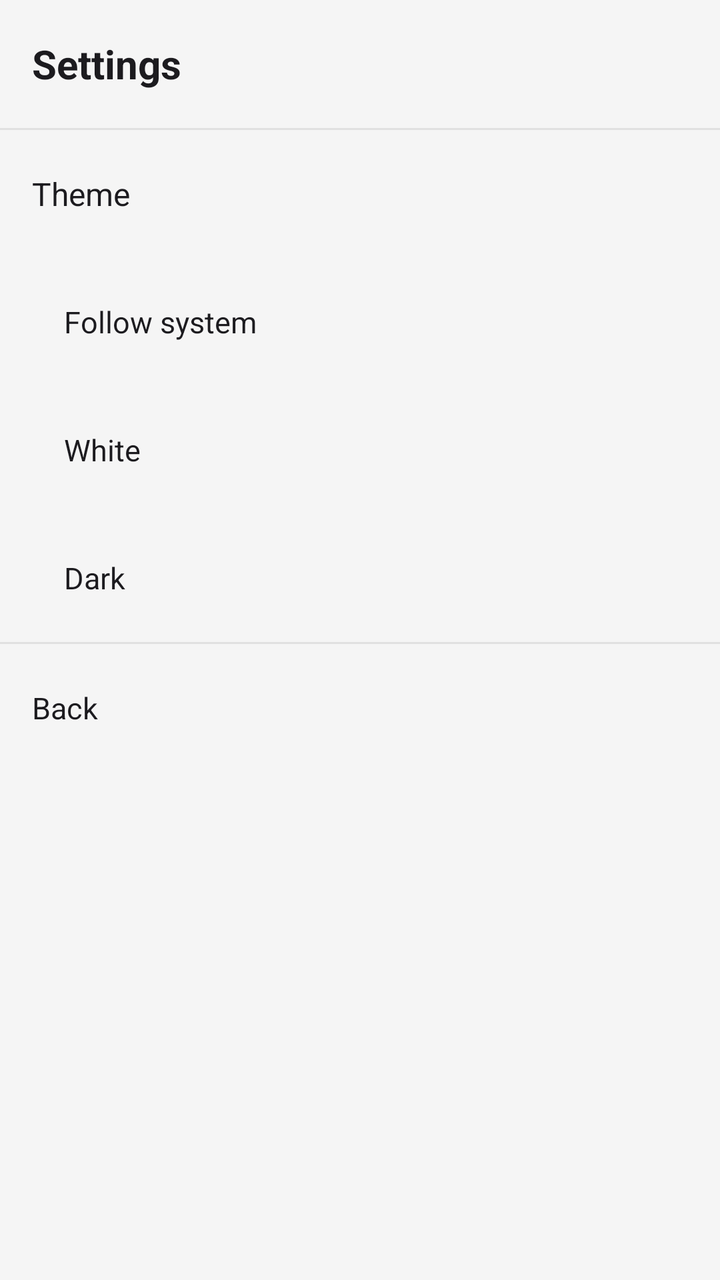
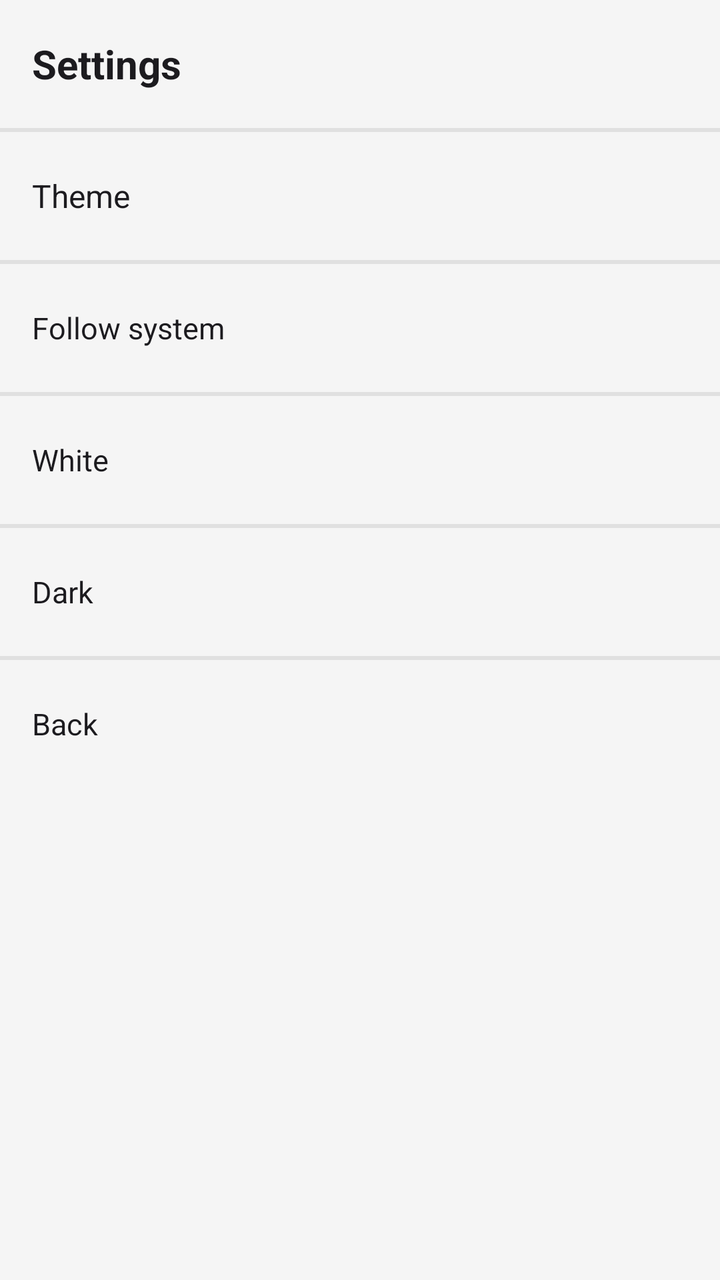

Two renders of the same Android screen: before a commit and after it. Below are the layout's source before the change and the commit's diff.
<!-- AndroidManifest.xml: activity theme Theme.SimpleLauncher -->
<!-- res/layout/activity_settings.xml -->
<?xml version="1.0" encoding="utf-8"?>
<LinearLayout xmlns:android="http://schemas.android.com/apk/res/android"
    android:layout_width="match_parent"
    android:layout_height="match_parent"
    android:background="@color/bg"
    android:orientation="vertical">

    <TextView
        android:layout_width="match_parent"
        android:layout_height="64dp"
        android:gravity="center_vertical"
        android:paddingHorizontal="16dp"
        android:text="Settings"
        android:textColor="@color/text_primary"
        android:textSize="20sp"
        android:textStyle="bold" />

    <View
        android:layout_width="match_parent"
        android:layout_height="1dp"
        android:background="@drawable/divider_horizontal" />

    <TextView
        android:id="@+id/labelTheme"
        android:layout_width="match_parent"
        android:layout_height="64dp"
        android:gravity="center_vertical"
        android:paddingHorizontal="16dp"
        android:text="Theme"
        android:textColor="@color/text_primary"
        android:textSize="16sp" />

    <TextView
        android:id="@+id/optFollowSystem"
        android:layout_width="match_parent"
        android:layout_height="64dp"
        android:background="?android:attr/selectableItemBackground"
        android:gravity="center_vertical"
        android:paddingStart="32dp"
        android:paddingEnd="16dp"
        android:text="Follow system"
        android:textColor="@color/text_primary"
        android:textSize="15sp" />

    <TextView
        android:id="@+id/optWhite"
        android:layout_width="match_parent"
        android:layout_height="64dp"
        android:background="?android:attr/selectableItemBackground"
        android:gravity="center_vertical"
        android:paddingStart="32dp"
        android:paddingEnd="16dp"
        android:text="White"
        android:textColor="@color/text_primary"
        android:textSize="15sp" />

    <TextView
        android:id="@+id/optDark"
        android:layout_width="match_parent"
        android:layout_height="64dp"
        android:background="?android:attr/selectableItemBackground"
        android:gravity="center_vertical"
        android:paddingStart="32dp"
        android:paddingEnd="16dp"
        android:text="Dark"
        android:textColor="@color/text_primary"
        android:textSize="15sp" />

    <View
        android:layout_width="match_parent"
        android:layout_height="1dp"
        android:background="@drawable/divider_horizontal" />

    <TextView
        android:id="@+id/btnBack"
        android:layout_width="match_parent"
        android:layout_height="64dp"
        android:background="?android:attr/selectableItemBackground"
        android:gravity="center_vertical"
        android:paddingHorizontal="16dp"
        android:text="Back"
        android:textColor="@color/text_primary"
        android:textSize="15sp" />

</LinearLayout>
<!-- resources referenced by this layout -->
<resources>
  <color name="bg">#FFF5F5F5</color>
  <color name="text_primary">#FF1C1B1F</color>
  <!-- drawable divider_horizontal (drawable) -->
  <?xml version="1.0" encoding="utf-8"?>
  <shape xmlns:android="http://schemas.android.com/apk/res/android"
      android:shape="rectangle">
      <solid android:color="@color/divider" />
      <size android:height="@dimen/divider" />
  </shape>
  <style name="Theme.SimpleLauncher" parent="android:Theme.Material.Light.NoActionBar">
          <item name="android:windowNoTitle">true</item>
          <item name="android:windowFullscreen">false</item>
          <item name="android:statusBarColor">@android:color/transparent</item>
          <item name="android:navigationBarColor">@android:color/transparent</item>
      </style>
  <color name="divider">#FFE0E0E0</color>
  <dimen name="divider">2dp</dimen>
</resources>

<!-- the commit's change to res/layout/activity_settings.xml (unified diff, before → after) -->
@@ -7,9 +7,9 @@
 
     <TextView
         android:layout_width="match_parent"
-        android:layout_height="64dp"
+        android:layout_height="@dimen/row_height"
         android:gravity="center_vertical"
-        android:paddingHorizontal="16dp"
+        android:paddingHorizontal="@dimen/padding"
         android:text="Settings"
         android:textColor="@color/text_primary"
         android:textSize="20sp"
@@ -17,67 +17,79 @@
 
     <View
         android:layout_width="match_parent"
-        android:layout_height="1dp"
+        android:layout_height="@dimen/divider"
         android:background="@drawable/divider_horizontal" />
 
     <TextView
         android:id="@+id/labelTheme"
         android:layout_width="match_parent"
-        android:layout_height="64dp"
+        android:layout_height="@dimen/row_height"
         android:gravity="center_vertical"
-        android:paddingHorizontal="16dp"
+        android:paddingHorizontal="@dimen/padding"
         android:text="Theme"
         android:textColor="@color/text_primary"
         android:textSize="16sp" />
 
+    <View
+        android:layout_width="match_parent"
+        android:layout_height="@dimen/divider"
+        android:background="@drawable/divider_horizontal" />
+
     <TextView
         android:id="@+id/optFollowSystem"
         android:layout_width="match_parent"
-        android:layout_height="64dp"
+        android:layout_height="@dimen/row_height"
         android:background="?android:attr/selectableItemBackground"
         android:gravity="center_vertical"
-        android:paddingStart="32dp"
-        android:paddingEnd="16dp"
+        android:paddingHorizontal="@dimen/padding"
         android:text="Follow system"
         android:textColor="@color/text_primary"
         android:textSize="15sp" />
 
+    <View
+        android:layout_width="match_parent"
+        android:layout_height="@dimen/divider"
+        android:background="@drawable/divider_horizontal" />
+
     <TextView
         android:id="@+id/optWhite"
         android:layout_width="match_parent"
-        android:layout_height="64dp"
+        android:layout_height="@dimen/row_height"
         android:background="?android:attr/selectableItemBackground"
         android:gravity="center_vertical"
-        android:paddingStart="32dp"
-        android:paddingEnd="16dp"
+        android:paddingHorizontal="@dimen/padding"
         android:text="White"
         android:textColor="@color/text_primary"
         android:textSize="15sp" />
 
+    <View
+        android:layout_width="match_parent"
+        android:layout_height="@dimen/divider"
+        android:background="@drawable/divider_horizontal" />
+
     <TextView
         android:id="@+id/optDark"
         android:layout_width="match_parent"
-        android:layout_height="64dp"
+        android:layout_height="@dimen/row_height"
         android:background="?android:attr/selectableItemBackground"
         android:gravity="center_vertical"
-        android:paddingStart="32dp"
-        android:paddingEnd="16dp"
+        android:paddingHorizontal="@dimen/padding"
         android:text="Dark"
         android:textColor="@color/text_primary"
         android:textSize="15sp" />
 
     <View
         android:layout_width="match_parent"
-        android:layout_height="1dp"
+        android:layout_height="@dimen/divider"
         android:background="@drawable/divider_horizontal" />
 
     <TextView
         android:id="@+id/btnBack"
         android:layout_width="match_parent"
-        android:layout_height="64dp"
+        android:layout_height="@dimen/row_height"
         android:background="?android:attr/selectableItemBackground"
         android:gravity="center_vertical"
-        android:paddingHorizontal="16dp"
+        android:paddingHorizontal="@dimen/padding"
         android:text="Back"
         android:textColor="@color/text_primary"
         android:textSize="15sp" />
<!-- resource entries referenced after the edit -->
@@ -2,6 +2,9 @@
 <resources>
   <color name="bg">#FFF5F5F5</color>
   <color name="text_primary">#FF1C1B1F</color>
+  <dimen name="divider">2dp</dimen>
+  <dimen name="padding">16dp</dimen>
+  <dimen name="row_height">64dp</dimen>
   <!-- drawable divider_horizontal (drawable) -->
   <?xml version="1.0" encoding="utf-8"?>
   <shape xmlns:android="http://schemas.android.com/apk/res/android"
@@ -16,6 +19,5 @@
           <item name="android:navigationBarColor">@android:color/transparent</item>
       </style>
   <color name="divider">#FFE0E0E0</color>
-  <dimen name="divider">2dp</dimen>
 </resources>
 
